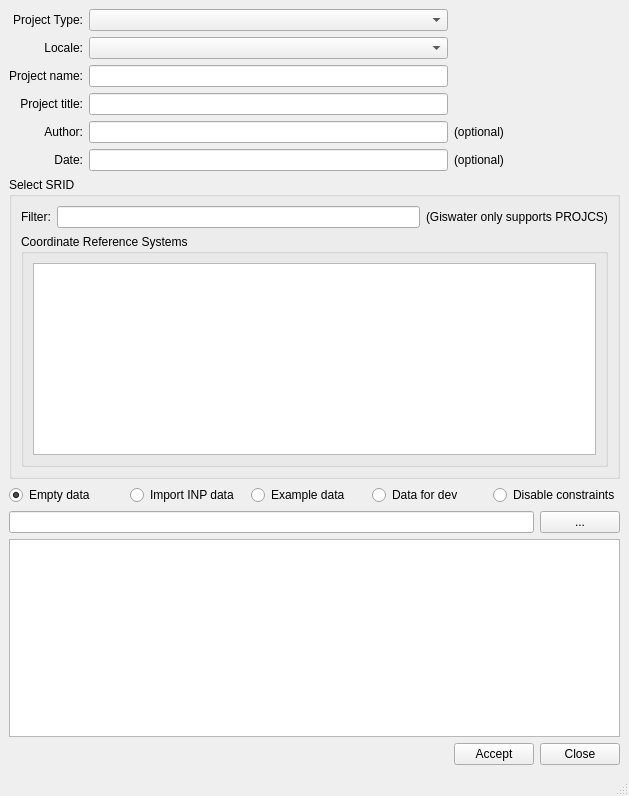
This is ui/readsql_create_project.ui in Giswater/giswater_qgis_plugin as Qt 5 draws it before an edit. The edited form follows.
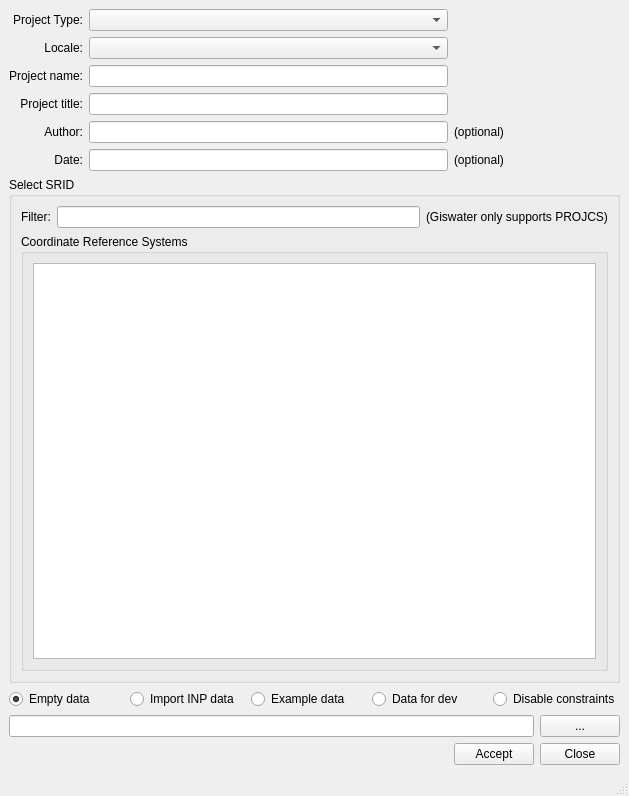
This is the edited form.

Commit message: Enhance form

```diff
--- a/ui/readsql_create_project.ui
+++ b/ui/readsql_create_project.ui
@@ -251,9 +251,6 @@
       </layout>
      </widget>
     </item>
-    <item row="21" column="0" colspan="4">
-     <widget class="QTableView" name="tbl_inp"/>
-    </item>
    </layout>
   </widget>
   <widget class="QStatusBar" name="statusbar"/>
```
Left out of the diff: 190 changed lines with no effect on the pictures.
